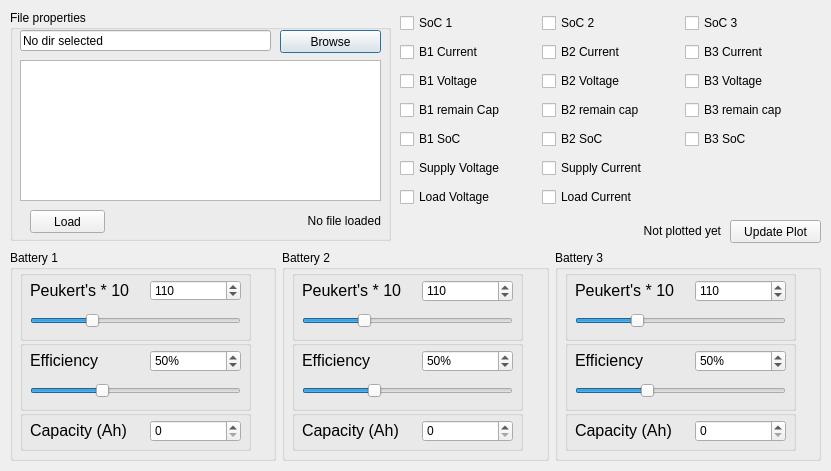
Qt form mainwindow.ui (Flawededge/EzGraphData) before a commit.
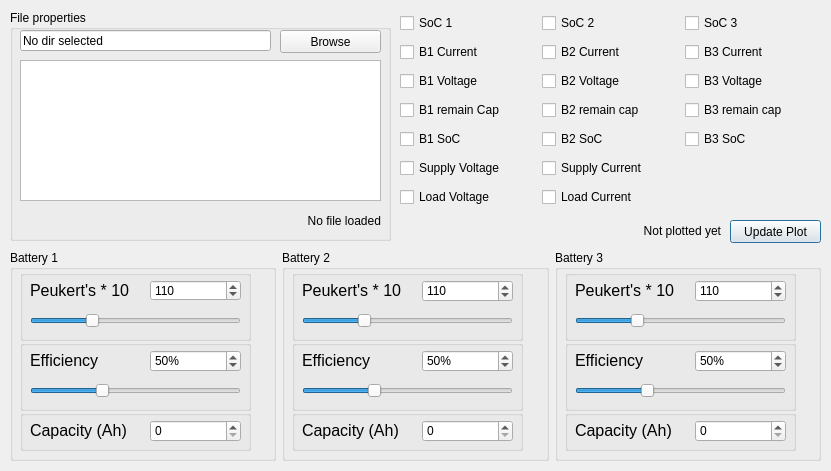
The same form after that commit.

Diff of the .ui file:
```diff
--- a/mainwindow.ui
+++ b/mainwindow.ui
@@ -66,26 +66,16 @@
                 <property name="text">
                     <string>Browse</string>
                 </property>
-            </widget>
-            <widget class="QPushButton" name="loadBtn">
-                <property name="geometry">
-                    <rect>
-                        <x>20</x>
-                        <y>200</y>
-                        <width>75</width>
-                        <height>23</height>
-                    </rect>
-                </property>
-                <property name="text">
-                    <string>Load</string>
+                <property name="autoDefault">
+                    <bool>false</bool>
                 </property>
             </widget>
             <widget class="QLabel" name="loadStatus">
                 <property name="geometry">
                     <rect>
-                        <x>110</x>
+                        <x>10</x>
                         <y>200</y>
-                        <width>261</width>
+                        <width>361</width>
                         <height>21</height>
                     </rect>
                 </property>
```
Left out of the diff: 6 changed lines with no effect on the pictures.
